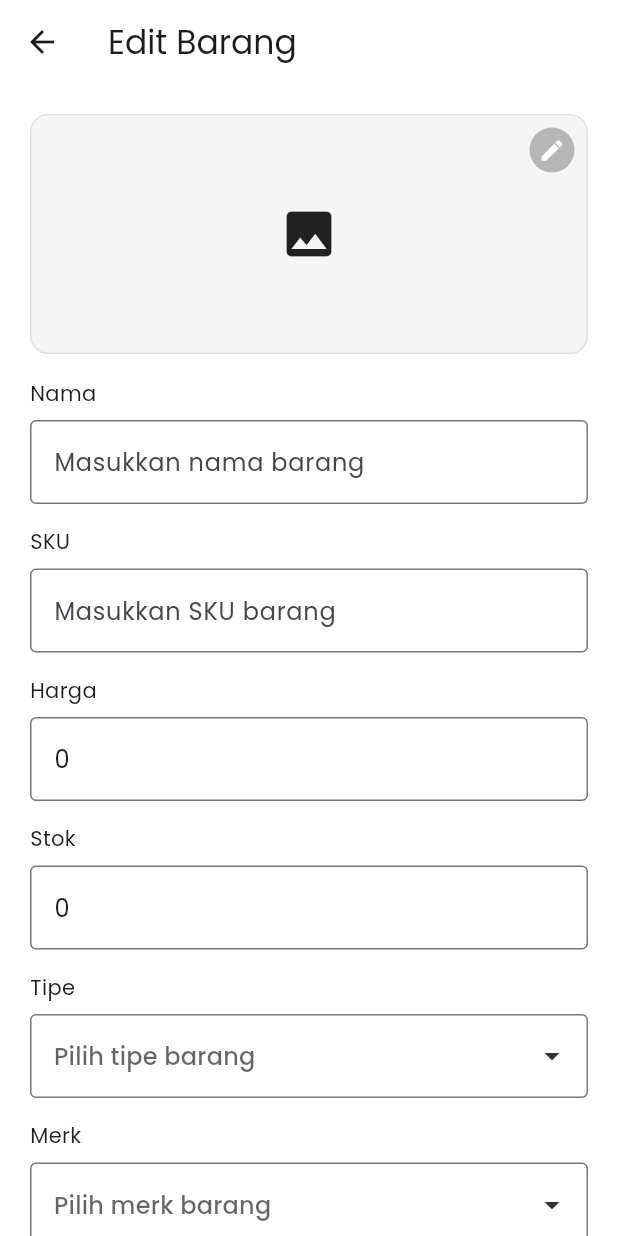
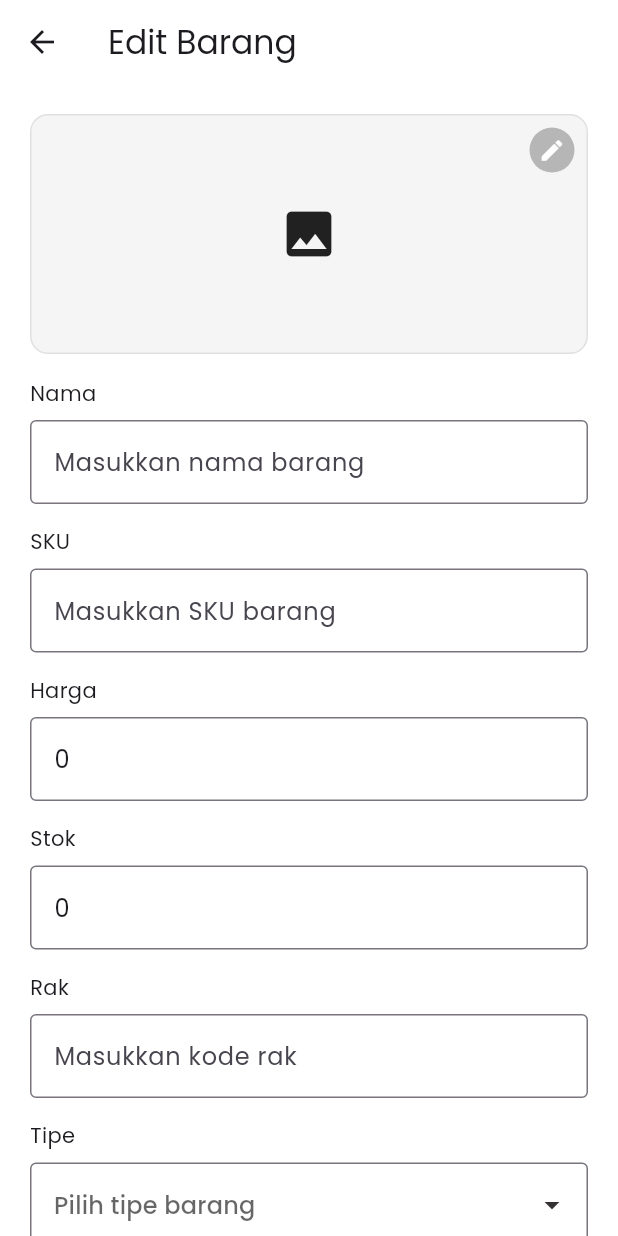
Before and after one commit to wahabsyahranie/ptkita, a Flutter app: the DetailsInventoryPage screen opened directly with empty values, after a tap on the "edit" icon, on a phone screen of 412 x 824 dp. Run offline on Flutter 3.47's test engine with Material 3 defaults, Android fonts, the phone set to English and light mode, and no system bars; our stand-ins replace camera, cloud_firestore, firebase_core, firebase_storage, image_picker, permission_handler; accounts and stored records are empty; project files that could hold a hidden picture were left out.

Commit message:
menambahkan fitur rak pada data barang

```diff
--- a/lib/models/item_model.dart
+++ b/lib/models/item_model.dart
@@ -10,6 +10,7 @@ class Item {
   final String? type;
   final String? imageUrl;
   final String? merk;
+  final String? locationCode;
 
   Item({
     this.id,
@@ -21,6 +22,7 @@ class Item {
     this.type,
     this.imageUrl,
     this.merk,
+    this.locationCode,
   });
 
   // factory sesuai contoh FlutterFire docs
@@ -43,6 +45,7 @@ class Item {
       type: data?['type'] as String?,
       imageUrl: data?['imageUrl'] as String?,
       merk: data?['merk'] as String?,
+      locationCode: data?['locationCode'] as String?,
     );
   }
 
@@ -56,6 +59,7 @@ class Item {
       if (type != null) 'type': type,
       if (imageUrl != null) 'imageUrl': imageUrl,
       if (merk != null) 'merk': merk,
+      if (locationCode != null) 'locationCode': locationCode,
     };
   }
 }
--- a/lib/pages/inventory/details_inventory_page.dart
+++ b/lib/pages/inventory/details_inventory_page.dart
@@ -62,6 +62,7 @@ class _DetailsInventoryPageState extends State<DetailsInventoryPage> {
     final desc = _item?.description ?? '-';
     final imageUrl = _item?.imageUrl;
     final merk = _item?.merk ?? '-';
+    final locationCode = _item?.locationCode ?? '-';
 
     return Scaffold(
       appBar: AppBar(
@@ -180,7 +181,17 @@ class _DetailsInventoryPageState extends State<DetailsInventoryPage> {
       /// Loading indicator kecil di bawah AppBar
       body: Stack(
         children: [
-          _buildContent(name, sku, price, stock, type, desc, imageUrl, merk),
+          _buildContent(
+            name,
+            sku,
+            price,
+            stock,
+            type,
+            desc,
+            imageUrl,
+            merk,
+            locationCode,
+          ),
 
           if (_loading)
             Container(
@@ -203,6 +214,7 @@ class _DetailsInventoryPageState extends State<DetailsInventoryPage> {
     String desc,
     String? imageUrl,
     String merk,
+    String locationCode,
   ) {
     return SingleChildScrollView(
       child: Column(
@@ -296,6 +308,10 @@ class _DetailsInventoryPageState extends State<DetailsInventoryPage> {
                 const DottedlineWidget(),
                 const SizedBox(height: 10),
 
+                _rowInfo("Rak", locationCode),
+                const DottedlineWidget(),
+                const SizedBox(height: 10),
+
                 const Text(
                   "Deskripsi",
                   style: TextStyle(fontWeight: FontWeight.w700, fontSize: 14),
--- a/lib/pages/inventory/form_inventory_page.dart
+++ b/lib/pages/inventory/form_inventory_page.dart
@@ -32,6 +32,7 @@ class _InventoryFormState extends State<FormInventoryPage> {
   late final TextEditingController _priceCtrl;
   late final TextEditingController _stockCtrl;
   late final TextEditingController _descCtrl;
+  late final TextEditingController _locationCtrl;
   String? _selectedType;
   String? _selectedMerk;
   bool _isSaving = false;
@@ -59,6 +60,7 @@ class _InventoryFormState extends State<FormInventoryPage> {
     _selectedType = it?.type;
     _existingImageUrl = it?.imageUrl;
     _selectedMerk = it?.merk;
+    _locationCtrl = TextEditingController(text: it?.locationCode ?? '');
   }
 
   @override
@@ -68,6 +70,7 @@ class _InventoryFormState extends State<FormInventoryPage> {
     _priceCtrl.dispose();
     _stockCtrl.dispose();
     _descCtrl.dispose();
+    _locationCtrl.dispose();
     super.dispose();
   }
 
@@ -186,6 +189,7 @@ class _InventoryFormState extends State<FormInventoryPage> {
     final priceText = _priceCtrl.text.trim();
     final stockText = _stockCtrl.text.trim();
     final desc = _descCtrl.text.trim();
+    final location = _locationCtrl.text.trim();
 
     final priceNum =
         num.tryParse(priceText.replaceAll(',', '').replaceAll('.', '')) ?? 0;
@@ -255,6 +259,7 @@ class _InventoryFormState extends State<FormInventoryPage> {
         'imageUrl': imageUrl,
         'description': desc.isEmpty ? null : desc,
         'merk': _selectedMerk ?? 'nomerk',
+        'locationCode': location,
       };
 
       if (widget.initialItem == null) {
@@ -450,6 +455,26 @@ class _InventoryFormState extends State<FormInventoryPage> {
                 },
               ),
               const SizedBox(height: 15),
+              const Text("Rak"),
+              const SizedBox(height: 8),
+              TextFormField(
+                controller: _locationCtrl,
+                cursorColor: MyColors.background,
+                decoration: InputDecoration(
+                  border: OutlineInputBorder(),
+                  hintText: "Masukkan kode rak",
+                  focusedBorder: OutlineInputBorder(
+                    borderSide: BorderSide(color: MyColors.secondary, width: 2),
+                  ),
+                ),
+                validator: (value) {
+                  if (value == null || value.isEmpty) {
+                    return "Rak wajib diisi";
+                  }
+                  return null;
+                },
+              ),
+              const SizedBox(height: 15),
               const Text("Tipe"),
               const SizedBox(height: 8),
               DropdownButtonFormField<String>(
```
